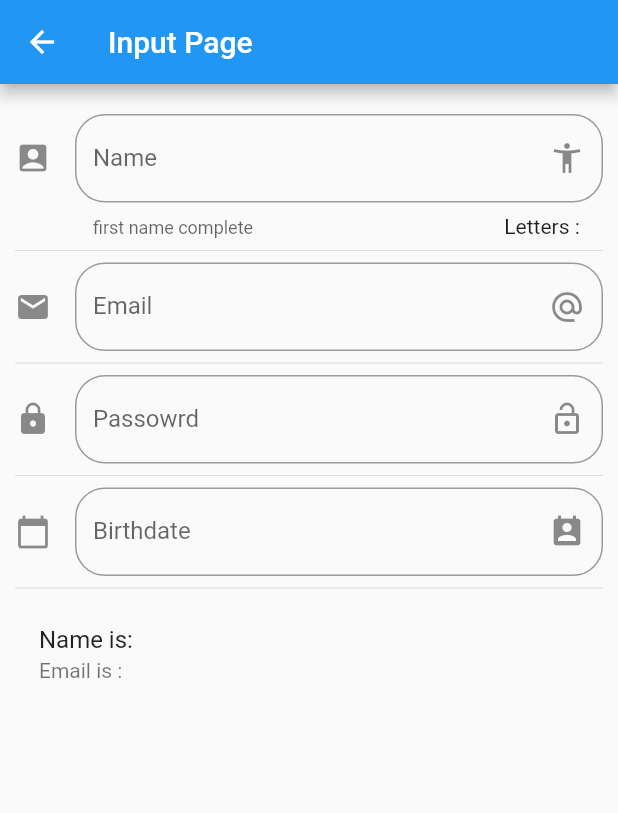
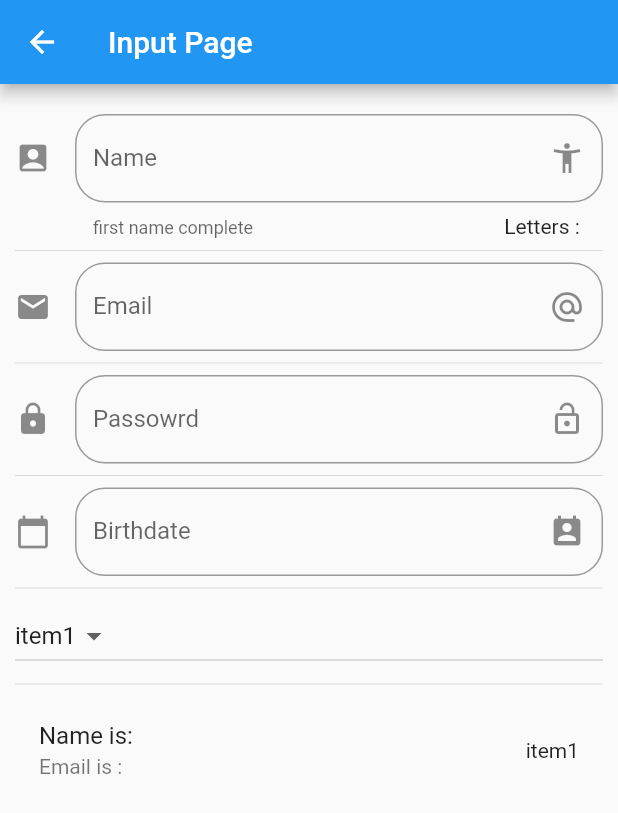
Before and after one commit to OpsonDuran/flutter_components_wigets_use_examples, a Flutter app: the InputPage screen opened by its route, on a phone screen of 412 x 824 dp. Shown: the top 813 px of the screen. Run offline on Flutter 3.47's test engine with Material 2 defaults, Android fonts, the phone set to English and light mode, and no system bars; accounts and stored records are empty.

Commit message:
add dropdown with items

```diff
--- a/lib/src/widgets/input_page.dart
+++ b/lib/src/widgets/input_page.dart
@@ -10,6 +10,8 @@ class _InputPageState extends State<InputPage> {
 String _name;
 String _email;
 String _date;
+String _optionValues = 'item1';
+List<String> _items = ['item1','item2','item3','item4'];
 TextEditingController _inputFieldDateController = TextEditingController();
 
 
@@ -29,6 +31,8 @@ TextEditingController _inputFieldDateController = TextEditingController();
            _createPassword(),
            Divider(),
            _createDate(context),
+           Divider(),
+           _createDropDown(context),
            Divider(),
            _createPerson(),
          ],
@@ -59,7 +63,6 @@ Widget _createInput(){
     },
   );
 }
-
 
 Widget _createEmail(){
   return TextField(
@@ -141,10 +144,35 @@ _selectDate(BuildContext contex)async{
   }
 }
 
+List<DropdownMenuItem<String>> getOptionsDropDown(){
+  List<DropdownMenuItem<String>> listItems = new List();
+  _items.forEach((item){
+    listItems.add( DropdownMenuItem(
+      child: Text(item),
+      value: item,
+    ));
+  });
+
+  return listItems;
+}
+
+Widget _createDropDown(BuildContext context){
+  return DropdownButton(
+    value: _optionValues,
+    items: getOptionsDropDown(),
+    onChanged: (opt){
+      setState(() {
+        _optionValues = opt;
+      });
+    },
+  );
+}
+
 Widget _createPerson(){
   return ListTile(
     title: Text('Name is: $_name'),
     subtitle: Text('Email is : $_email'),
+    trailing: Text(_optionValues),
   );
 }
 
```
